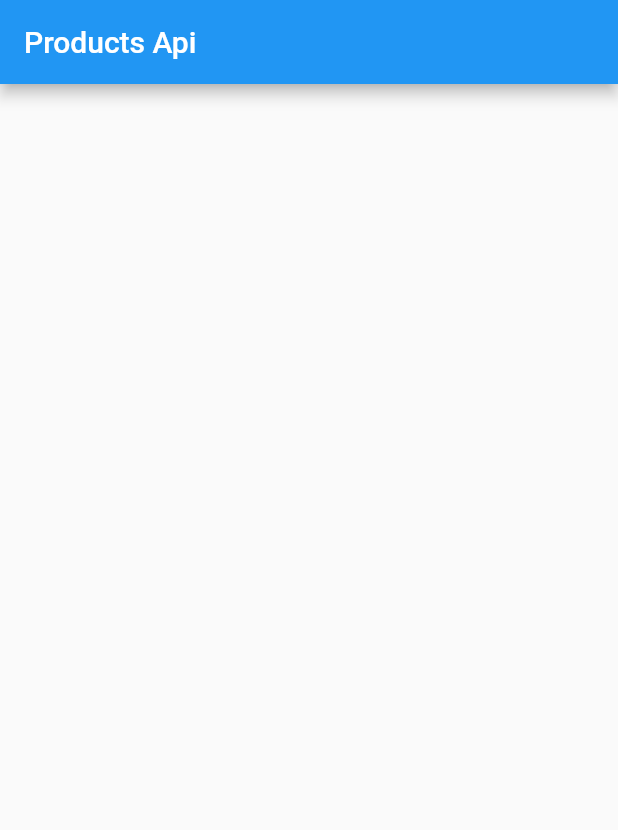
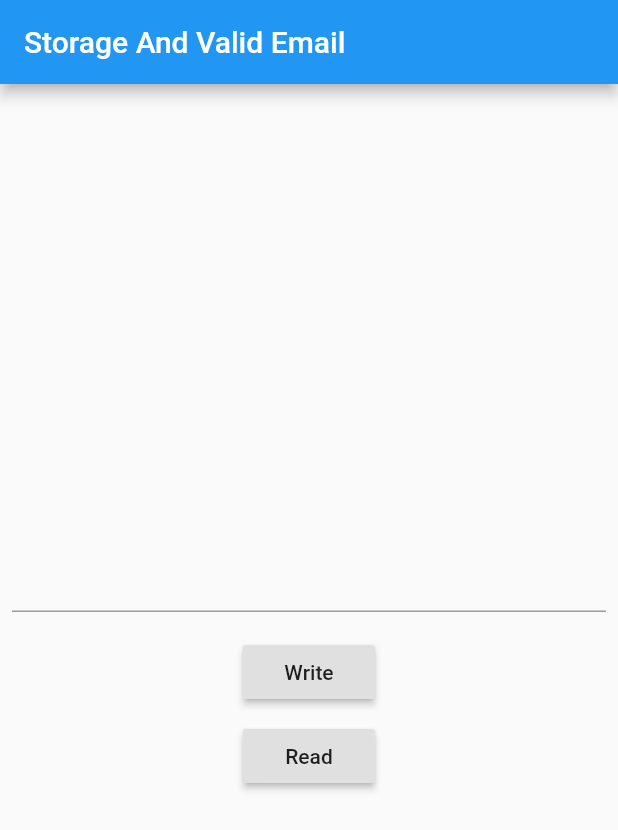
Before and after one commit to Abdalqader27/GetX-Tutorial, a Flutter app: the screen it shows after launch, on a phone screen of 412 x 824 dp. Shown: the top 830 px of the screen. Run offline on Flutter 3.47's test engine with Material 2 defaults, Android fonts, the phone set to English and light mode, and no system bars; our stand-ins replace get, get_storage, shared_preferences.

Commit message:
Get Storage

```diff
--- /dev/null
+++ b/lib/Storage-Email Validation/My-GetStorage-App.dart
@@ -0,0 +1,38 @@
+import 'package:flutter/material.dart';
+import 'package:get/get.dart';
+import 'package:get_storage/get_storage.dart';
+
+class MyGetStorageApp extends StatelessWidget {
+  var emailController = TextEditingController();
+  var storage = GetStorage();
+
+  @override
+  Widget build(BuildContext context) {
+    return Scaffold(
+      appBar: AppBar(title: Text("Storage And Valid Email")),
+      body: Center(
+        child: Column(
+          mainAxisAlignment: MainAxisAlignment.center,
+          crossAxisAlignment: CrossAxisAlignment.center,
+          children: [
+            Padding(padding: const EdgeInsets.all(8.0), child: TextField(controller: emailController)),
+            SizedBox(height: 8),
+            RaisedButton(
+                child: Text("Write"),
+                onPressed: () {
+                  if (GetUtils.isEmail(emailController.text))
+                    storage.write('email', emailController.text);
+                  else
+                    Get.snackbar("Incorrect Email", "Provide Email  in correct Format");
+                }),
+            SizedBox(height: 8),
+            RaisedButton(
+              child: Text("Read"),
+              onPressed: () => print("The Email  is  ${storage.read('email')}"),
+            ),
+          ],
+        ),
+      ),
+    );
+  }
+}
--- a/lib/main.dart
+++ b/lib/main.dart
@@ -1,10 +1,14 @@
 import 'package:flutter/material.dart';
 import 'package:get/get.dart';
-import 'package:getx_tutorial/Fetch-Api-Example/Views/Product-List-view.dart';
+import 'package:get_storage/get_storage.dart';
 
 import 'Implementing Internationalization/messages.dart';
+import 'Storage-Email Validation/My-GetStorage-App.dart';
 
-void main() => runApp(MyApp());
+void main() async {
+  await GetStorage.init();
+  runApp(MyApp());
+}
 
 class MyApp extends StatelessWidget {
   @override
@@ -20,7 +24,8 @@ class MyApp extends StatelessWidget {
       //   home: NameSecondScreen(),
       //  home: TranslationScreen(),
       //   home: MyInjectionApp(),
-      home: ProductListViewScreen(),
+      //  home: ProductListViewScreen(),
+      home: MyGetStorageApp(),
     );
   }
 }
--- a/pubspec.yaml
+++ b/pubspec.yaml
@@ -30,6 +30,7 @@ dependencies:
   cupertino_icons: ^1.0.0
   get: ^3.25.4
   http: ^0.12.2
+  get_storage:
 
   shared_preferences: any
 dev_dependencies:
```
Also changed, not shown: pubspec.lock.
